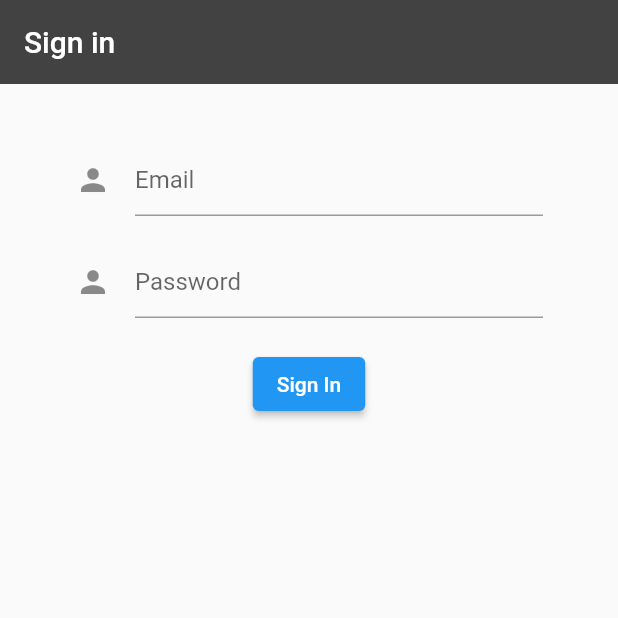
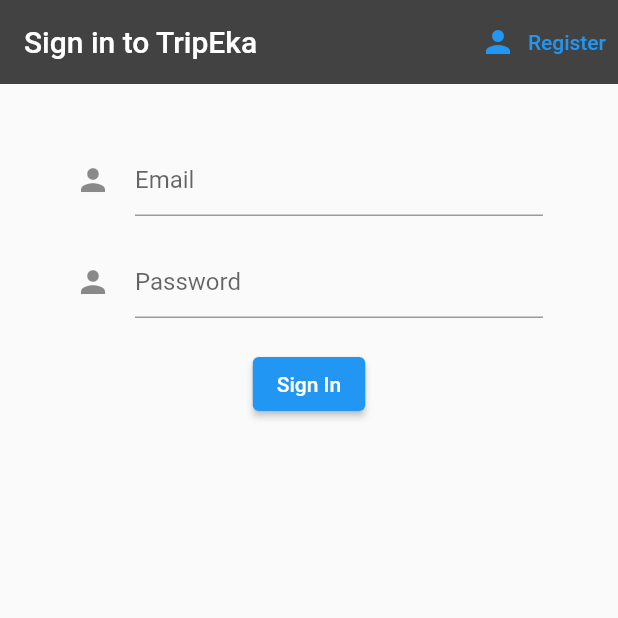
Before and after one commit to AbdulQadir98/TripEka-mobile, a Flutter app: the screen it shows after launch, on a phone screen of 412 x 824 dp, the top half of it. Run offline on Flutter 3.47's test engine with Material 2 defaults, Android fonts, the phone set to English and light mode, and no system bars; our stand-ins replace firebase_auth, firebase_core; missing offline and left inert: auth; accounts and stored records are empty.

Commit message:
toggle forms

```diff
--- /dev/null
+++ b/lib/models/user.dart
@@ -0,0 +1,5 @@
+class User {
+  final String uid;
+
+  User({required this.uid});
+}
--- a/lib/screens/authenticate/authenticate.dart
+++ b/lib/screens/authenticate/authenticate.dart
@@ -1,4 +1,5 @@
 import 'package:app/screens/authenticate/sign_in.dart';
+import 'package:app/screens/authenticate/register.dart';
 import 'package:flutter/material.dart';
 
 class Authenticate extends StatefulWidget {
@@ -7,10 +8,18 @@ class Authenticate extends StatefulWidget {
 }
 
 class _AuthenticateState extends State<Authenticate> {
+  bool showSignIn = true;
+  void toggleView() {
+    //print(showSignIn.toString());
+    setState(() => showSignIn = !showSignIn);
+  }
+
   @override
   Widget build(BuildContext context) {
-    return Container(
-      child: SignIn(),
-    );
+    if (showSignIn) {
+      return SignIn(toggleView: toggleView);
+    } else {
+      return Register(toggleView: toggleView);
+    }
   }
 }
--- a/lib/screens/authenticate/sign_in.dart
+++ b/lib/screens/authenticate/sign_in.dart
@@ -5,7 +5,8 @@ import 'package:firebase_auth/firebase_auth.dart';
 import 'package:auth/auth.dart';
 
 class SignIn extends StatefulWidget {
-  const SignIn({super.key});
+  final Function toggleView;
+  SignIn({required this.toggleView});
 
   @override
   State<SignIn> createState() => _SignInState();
@@ -37,7 +38,14 @@ class _SignInState extends State<SignIn> {
       appBar: AppBar(
         backgroundColor: Colors.grey[800],
         elevation: 0.0,
-        title: Text('Sign in'),
+        title: Text('Sign in to TripEka'),
+        actions: <Widget>[
+          TextButton.icon(
+            icon: Icon(Icons.person),
+            label: Text('Register'),
+            onPressed: () => widget.toggleView(),
+          ),
+        ],
       ),
       body: Container(
         padding: EdgeInsets.symmetric(vertical: 20.0, horizontal: 50.0),
```
Also changed, not shown: lib/screens/authenticate/register.dart (+19 -3 lines).
